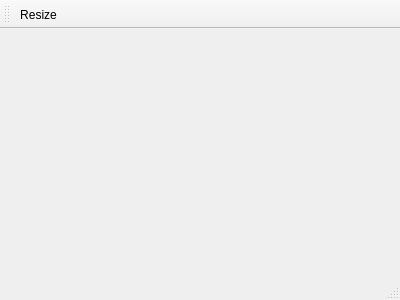
First picture: the form in MyConponent/mainwindow.ui, repository KeNanL13/ZhaoLong, before the edit.
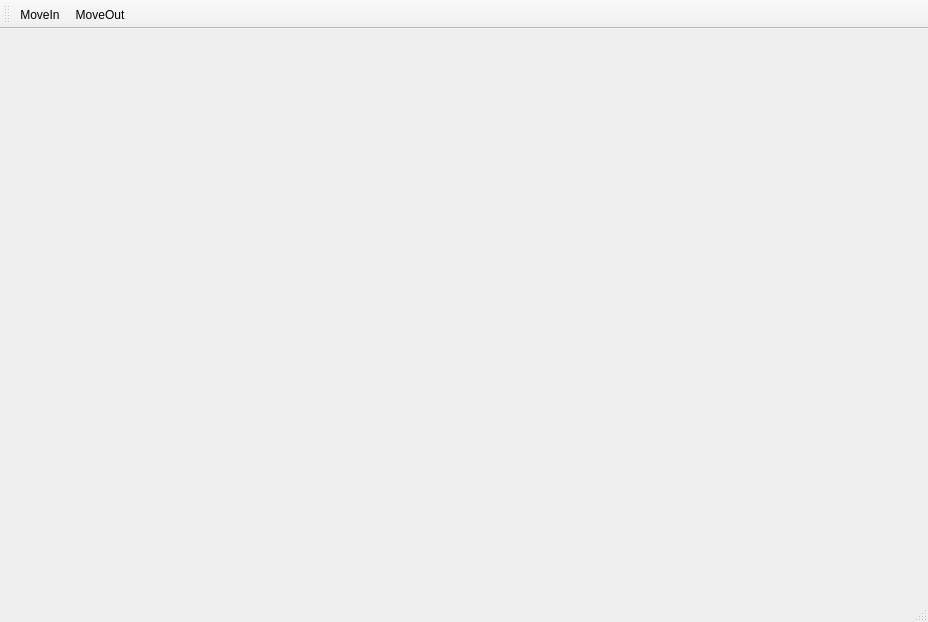
Second picture: the form after the edit.

The edit to the form file:
```diff
--- a/MyConponent/mainwindow.ui
+++ b/MyConponent/mainwindow.ui
@@ -6,8 +6,8 @@
    <rect>
     <x>0</x>
     <y>0</y>
-    <width>400</width>
-    <height>300</height>
+    <width>928</width>
+    <height>622</height>
    </rect>
   </property>
   <property name="windowTitle">
@@ -19,8 +19,8 @@
     <rect>
      <x>0</x>
      <y>0</y>
-     <width>400</width>
-     <height>23</height>
+     <width>928</width>
+     <height>26</height>
     </rect>
    </property>
   </widget>
@@ -31,12 +31,18 @@
    <attribute name="toolBarBreak">
     <bool>false</bool>
    </attribute>
-   <addaction name="actionResize"/>
+   <addaction name="actionIn"/>
+   <addaction name="actionOut"/>
   </widget>
   <widget class="QStatusBar" name="statusBar"/>
-  <action name="actionResize">
+  <action name="actionIn">
    <property name="text">
-    <string>Resize</string>
+    <string>MoveIn</string>
+   </property>
+  </action>
+  <action name="actionOut">
+   <property name="text">
+    <string>MoveOut</string>
    </property>
   </action>
  </widget>
```
